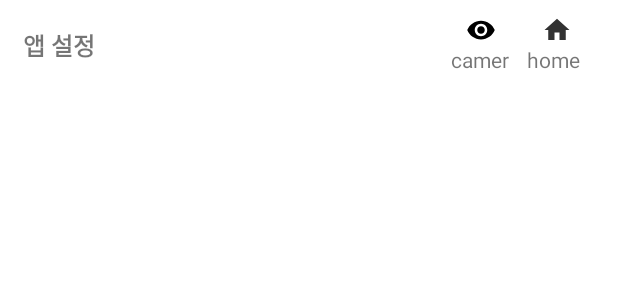
After one commit to doubtmyself/eyenami, an Android app: the layout remote_view.xml on its own in the app's theme, with its tools: preview values and no code run, on a phone screen of 412 x 824 dp. The commit adds this screen. Shown: the top 300 px of the screen. Run offline under Robolectric (Android 15) with nearby library versions, the phone set to English and light mode, and no system bars.

Commit message:
1. 백그라운드 서비스 추가 2. 노티 UI 추가

```diff
--- a/app/src/main/java/team/eyenami/ui/settingFragment/SettingFragment.kt
+++ b/app/src/main/java/team/eyenami/ui/settingFragment/SettingFragment.kt
@@ -17,7 +17,6 @@ class SettingFragment : Fragment(R.layout.fragment_setting) {
     override fun onViewCreated(view: View, savedInstanceState: Bundle?) {
         super.onViewCreated(view, savedInstanceState)
         binding.itemVibration.switchTitle.isChecked = SettingManager.getVibrateRun()
-
         addListener()
     }
 
--- /dev/null
+++ b/app/src/main/res/drawable/ic_eye.xml
@@ -0,0 +1,5 @@
+<vector xmlns:android="http://schemas.android.com/apk/res/android" android:height="24dp" android:tint="#000000" android:viewportHeight="24" android:viewportWidth="24" android:width="24dp">
+
+    <path android:fillColor="@android:color/white" android:pathData="M12,4.5C7,4.5 2.73,7.61 1,12c1.73,4.39 6,7.5 11,7.5s9.27,-3.11 11,-7.5c-1.73,-4.39 -6,-7.5 -11,-7.5zM12,17c-2.76,0 -5,-2.24 -5,-5s2.24,-5 5,-5 5,2.24 5,5 -2.24,5 -5,5zM12,9c-1.66,0 -3,1.34 -3,3s1.34,3 3,3 3,-1.34 3,-3 -1.34,-3 -3,-3z"/>
+
+</vector>
--- a/app/src/main/res/drawable/ic_home_black_24dp.xml
+++ b/app/src/main/res/drawable/ic_home.xml
@@ -4,6 +4,6 @@
         android:viewportWidth="24.0"
         android:viewportHeight="24.0">
     <path
-            android:fillColor="#FF000000"
+            android:fillColor="#323232"
             android:pathData="M10,20v-6h4v6h5v-8h3L12,3 2,12h3v8z" />
 </vector>
--- a/app/src/main/res/layout/fragment_query.xml
+++ b/app/src/main/res/layout/fragment_query.xml
@@ -4,7 +4,7 @@
         xmlns:tools="http://schemas.android.com/tools"
         android:layout_width="match_parent"
         android:layout_height="match_parent"
-        tools:context=".MainActivity">
+        tools:context=".ui.MainActivity">
 
     <androidx.constraintlayout.widget.ConstraintLayout
             android:layout_width="match_parent"
--- a/app/src/main/res/layout/fragment_setting.xml
+++ b/app/src/main/res/layout/fragment_setting.xml
@@ -13,7 +13,7 @@
                 android:layout_height="match_parent">
             <include
                     android:id="@+id/item_vibration"
-                    layout="@layout/item_activity_setting"
+                    layout="@layout/item_switch"
                     app:argTextTitle="@{@string/vibration}"
                     app:argTextContent="@{@string/vibration_hint}"/>
         </androidx.core.widget.NestedScrollView>
--- /dev/null
+++ b/app/src/main/res/layout/remote_view.xml
@@ -0,0 +1,57 @@
+<?xml version="1.0" encoding="utf-8"?>
+<LinearLayout xmlns:android="http://schemas.android.com/apk/res/android"
+        android:layout_width="match_parent"
+        android:layout_height="60dp"
+        android:orientation="horizontal"
+        android:gravity="center"
+        android:paddingHorizontal="15dp">
+
+    <TextView
+            android:id="@+id/app_name"
+            android:layout_width="0dp"
+            android:layout_height="wrap_content"
+            android:layout_weight="1"
+            android:text="앱 설정"
+            android:textSize="16sp"
+            android:textStyle="bold" />
+
+
+    <LinearLayout
+            android:id="@+id/btn_camera"
+            android:orientation="vertical"
+            android:layout_width="40dp"
+            android:gravity="center"
+            android:layout_marginHorizontal="5dp"
+            android:layout_height="wrap_content">
+
+        <ImageView
+                android:layout_width="20dp"
+                android:layout_height="20dp"
+                android:src="@drawable/ic_eye" />
+
+        <TextView
+                android:layout_width="40dp"
+                android:layout_height="20dp"
+                android:text="@string/camera" />
+    </LinearLayout>
+
+    <LinearLayout
+            android:id="@+id/btn_home"
+            android:orientation="vertical"
+            android:layout_width="40dp"
+            android:gravity="center"
+            android:layout_marginHorizontal="5dp"
+            android:layout_height="wrap_content">
+
+
+        <ImageView
+                android:layout_width="20dp"
+                android:layout_height="20dp"
+                android:src="@drawable/ic_home" />
+
+        <TextView
+                android:layout_width="40dp"
+                android:layout_height="20dp"
+                android:text="@string/home" />
+    </LinearLayout>
+</LinearLayout>
--- a/app/src/main/res/menu/bottom_nav_menu.xml
+++ b/app/src/main/res/menu/bottom_nav_menu.xml
@@ -3,7 +3,7 @@
 
     <item
             android:id="@+id/navigation_home"
-            android:icon="@drawable/ic_home_black_24dp"
+            android:icon="@drawable/ic_home"
             android:title="@string/title_home" />
 
     <item
--- a/app/src/main/res/values/colors.xml
+++ b/app/src/main/res/values/colors.xml
@@ -7,4 +7,5 @@
     <color name="teal_700">#FF018786</color>
     <color name="black">#FF000000</color>
     <color name="white">#FFFFFFFF</color>
+    <color name="service_icon"></color>
 </resources>
--- a/app/src/main/res/values/strings.xml
+++ b/app/src/main/res/values/strings.xml
@@ -6,5 +6,7 @@
     <string name="title_setting">setting</string>
     <string name="vibration">vibration</string>
     <string name="vibration_hint">vibration hint</string>
+    <string name="camera">camera</string>
+    <string name="home">home</string>
 
 </resources>
```
Also changed, not shown: app/src/main/AndroidManifest.xml (+11 -1 lines), app/src/main/java/team/eyenami/ForegroundService.kt (added, +86 -0 lines), app/src/main/java/team/eyenami/ui/MainActivity.kt (renamed from app/src/main/java/team/eyenami/MainActivity.kt, +36 -3 lines), app/src/main/java/team/eyenami/ui/home/HomeFragment.kt (+15 -15 lines), app/src/main/res/layout/item_switch.xml (renamed from app/src/main/res/layout/item_activity_setting.xml).
